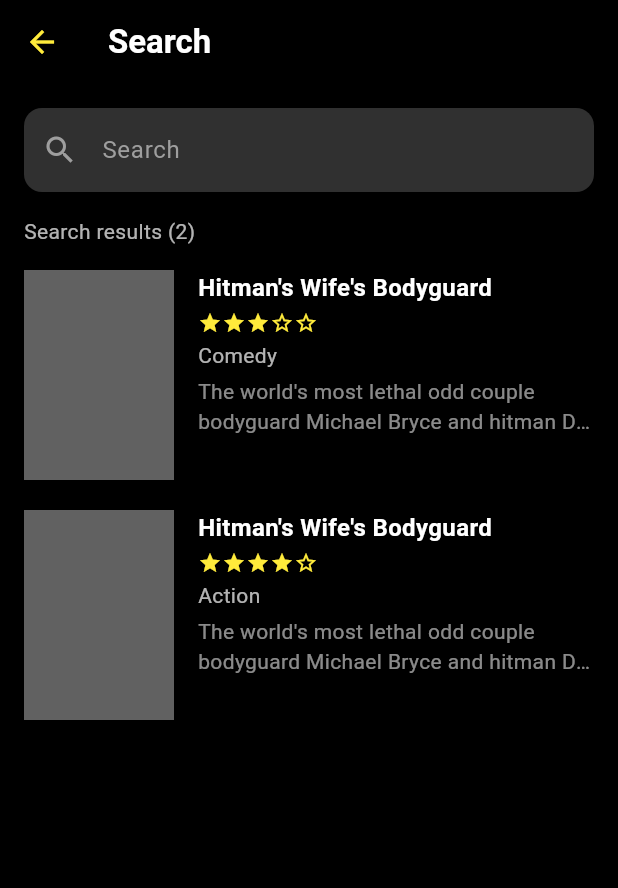
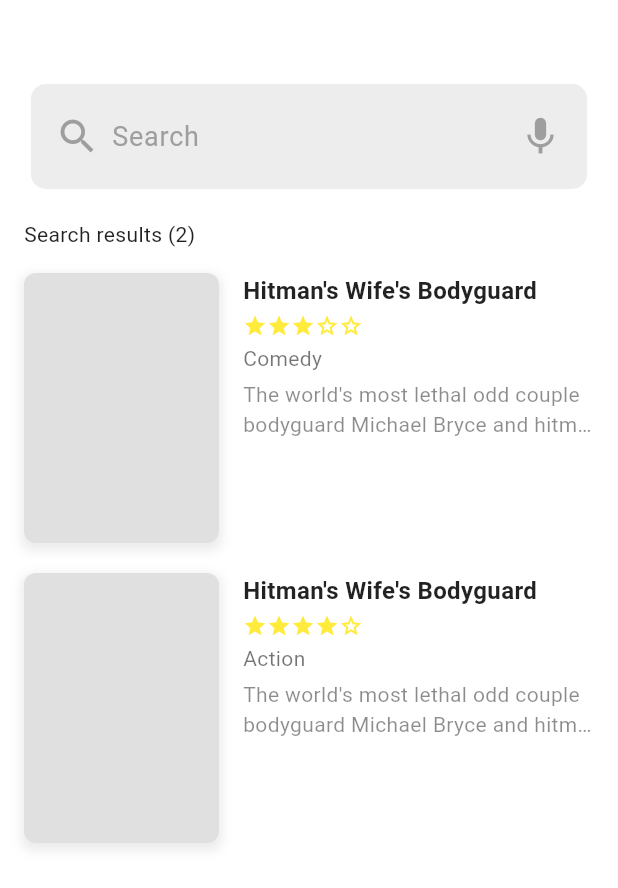
Before and after one commit to Ariningsih/uts_scrh, a Flutter app: the screen it shows after launch, on a phone screen of 412 x 824 dp. Shown: the top 888 px of the screen. Run offline on Flutter 3.47's test engine with Material 3 defaults, Android fonts, the phone set to English and light mode, and no system bars.

Commit message:
update search page

```diff
--- a/lib/search_page.dart
+++ b/lib/search_page.dart
@@ -1,66 +1,44 @@
-import 'package:flutter/material.dart';
+import "package:flutter/material.dart";
+import '../widgets/search_bar.dart';
 
 class SearchPage extends StatelessWidget {
   final List<Map<String, dynamic>> searchResults = [
     {
-      'title': "Hitman's Wife's Bodyguard",
-      'rating': 3.5,
-      'genres': "Comedy",
-      'description':
+      "title": "Hitman's Wife's Bodyguard",
+      "rating": 3.5,
+      "genres": "Comedy",
+      "description":
           "The world's most lethal odd couple bodyguard Michael Bryce and hitman Darius Kincaid are back on another mission."
     },
     {
-      'title': "Hitman's Wife's Bodyguard",
-      'rating': 4,
-      'genres': "Action",
-      'description':
+      "title": "Hitman's Wife's Bodyguard",
+      "rating": 4,
+      "genres": "Action",
+      "description":
           "The world's most lethal odd couple bodyguard Michael Bryce and hitman Darius Kincaid are back on another mission."
     },
   ];
+
+  SearchPage({super.key});
   @override
   Widget build(BuildContext context) {
     return Scaffold(
-      backgroundColor: Colors.black,
-      appBar: AppBar(
-        backgroundColor: Colors.black,
-        leading: IconButton(
-          icon: Icon(Icons.arrow_back, color: Colors.yellow),
-          onPressed: () => Navigator.pop(context),
-        ),
-        title: Text(
-          'Search',
-          style: TextStyle(
-            color: Colors.white,
-            fontWeight: FontWeight.bold,
-          ),
-        ),
-      ),
+      backgroundColor: Colors.white,
       body: Padding(
         padding: const EdgeInsets.all(16),
         child: Column(
           children: [
-            TextField(
-              style: TextStyle(color: Colors.white),
-              decoration: InputDecoration(
-                  hintText: 'Search',
-                  hintStyle: TextStyle(color: Colors.grey),
-                  filled: true,
-                  fillColor: Colors.grey[850],
-                  prefixIcon: Icon(Icons.search, color: Colors.grey),
-                  border: OutlineInputBorder(
-                    borderRadius: BorderRadius.circular(12),
-                    borderSide: BorderSide.none,
-                  )),
-            ),
-            SizedBox(height: 16),
+            SizedBox(height: 20),
+            const SearchWidget(),
+            SizedBox(height: 20),
             Align(
               alignment: Alignment.centerLeft,
               child: Text(
-                'Search results (${searchResults.length})',
-                style: TextStyle(color: Colors.white70),
+                "Search results (${searchResults.length})",
+                style: const TextStyle(color: Colors.black87),
               ),
             ),
-            SizedBox(height: 16),
+            const SizedBox(height: 16),
             Expanded(
                 child: ListView.builder(
               itemCount: searchResults.length,
@@ -72,9 +50,21 @@ class SearchPage extends StatelessWidget {
                       crossAxisAlignment: CrossAxisAlignment.start,
                       children: [
                         Container(
-                          width: 100,
-                          height: 140,
-                          color: Colors.grey[700],
+                          width: 130,
+                          height: 180,
+                          decoration: BoxDecoration(
+                            color: Colors.grey.shade300,
+                            borderRadius: BorderRadius.circular(8),
+                            border: Border.all(color: Colors.grey.shade300),
+                            boxShadow: [
+                              BoxShadow(
+                                color: Colors.grey.withOpacity(0.2),
+                                spreadRadius: 2,
+                                blurRadius: 5,
+                                offset: const Offset(0, 3),
+                              )
+                            ]
+                          ),
                         ),
                         SizedBox(width: 16),
                         Expanded(
@@ -82,9 +72,9 @@ class SearchPage extends StatelessWidget {
                           crossAxisAlignment: CrossAxisAlignment.start,
                           children: [
                             Text(
-                              movie['title'],
-                              style: TextStyle(
-                                color: Colors.white,
+                              movie["title"],
+                              style: const TextStyle(
+                                color: Colors.black87,
                                 fontWeight: FontWeight.bold,
                                 fontSize: 16,
                               ),
@@ -93,7 +83,7 @@ class SearchPage extends StatelessWidget {
                             Row(
                               children: List.generate(5, (i) {
                                 return Icon(
-                                  i < movie['rating'].floor()
+                                  i < movie["rating"].floor()
                                       ? Icons.star
                                       : Icons.star_border,
                                   color: Colors.yellow,
@@ -105,15 +95,15 @@ class SearchPage extends StatelessWidget {
                               height: 4,
                             ),
                             Text(
-                              movie['genres'],
-                              style: TextStyle(color: Colors.white70),
+                              movie["genres"],
+                              style: const TextStyle(color: Colors.black54),
                             ),
                             SizedBox(
                               height: 4,
                             ),
                             Text(
-                              movie['description'],
-                              style: TextStyle(color: Colors.white54),
+                              movie["description"],
+                              style: const TextStyle(color: Colors.black45),
                               maxLines: 2,
                               overflow: TextOverflow.ellipsis,
                             )
--- /dev/null
+++ b/lib/widgets/search_bar.dart
@@ -0,0 +1,56 @@
+import "package:flutter/material.dart";
+
+class SearchWidget extends StatelessWidget {
+  const SearchWidget({super.key});
+
+  @override
+  Widget build(BuildContext context) {
+    return Container(
+      padding: EdgeInsets.only(top: 20),
+      child: Row(
+        mainAxisAlignment: MainAxisAlignment.center,
+        children: [
+          Container(
+            padding: EdgeInsets.symmetric(
+              horizontal: 16.0,
+            ),
+            width: MediaQuery.of(context).size.width * .9,
+            height: 70,
+            decoration: BoxDecoration(
+                color: const Color.fromARGB(255, 238, 237, 237),
+                borderRadius: BorderRadius.circular(10)),
+            child: Row(
+              crossAxisAlignment: CrossAxisAlignment.center,
+              mainAxisAlignment: MainAxisAlignment.center,
+              children: [
+                Icon(
+                  Icons.search,
+                  color: Colors.grey,
+                  size: 30,
+                ),
+                SizedBox(width: 8),
+                Expanded(
+                  child: TextField(
+                    cursorColor: Colors.grey,
+                    style: TextStyle(color: Colors.black),
+                    decoration: InputDecoration(
+                      hintText: "Search",
+                      hintStyle: TextStyle(fontSize: 18, color: Colors.grey),
+                      border: InputBorder.none,
+                      focusedBorder: InputBorder.none,
+                    ),
+                  ),
+                ),
+                Icon(
+                  Icons.mic,
+                  color: Colors.grey,
+                  size: 30,
+                ),
+              ],
+            ),
+          )
+        ],
+      ),
+    );
+  }
+}
```
Also changed, not shown: lib/main.dart (line endings or trailing spaces). Lines whose indentation alone changed are shown as unchanged.
